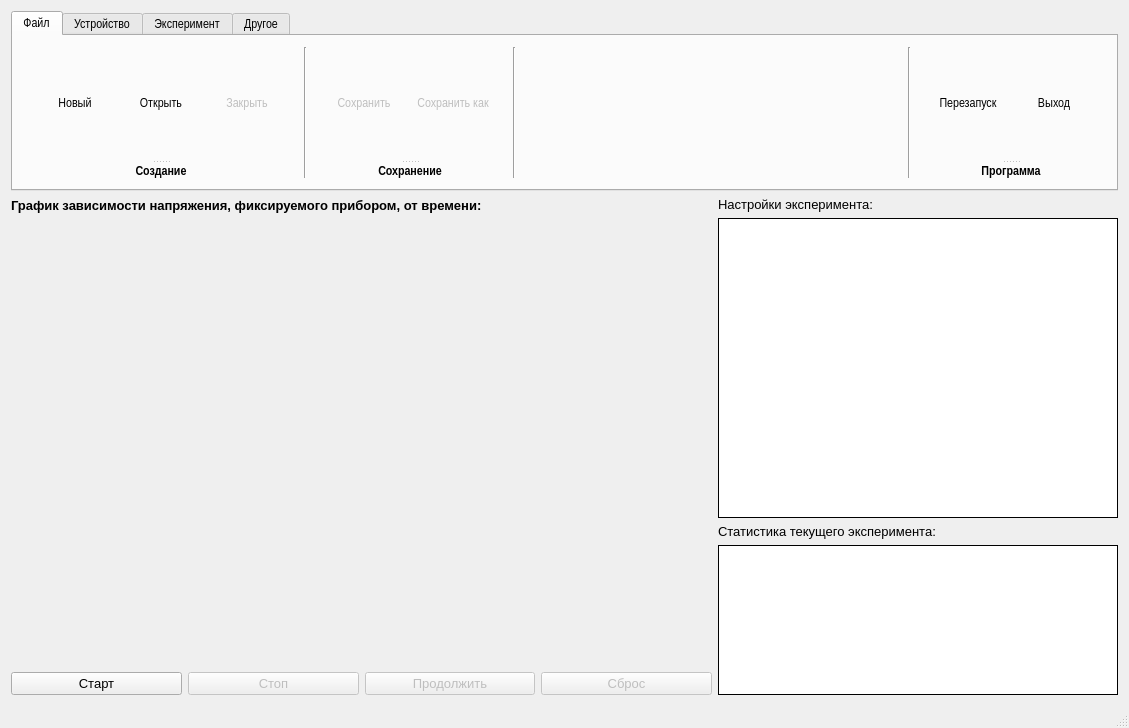
Old version of the form mainwindow.ui in the repository gurmaaan/WeldAnalysis.
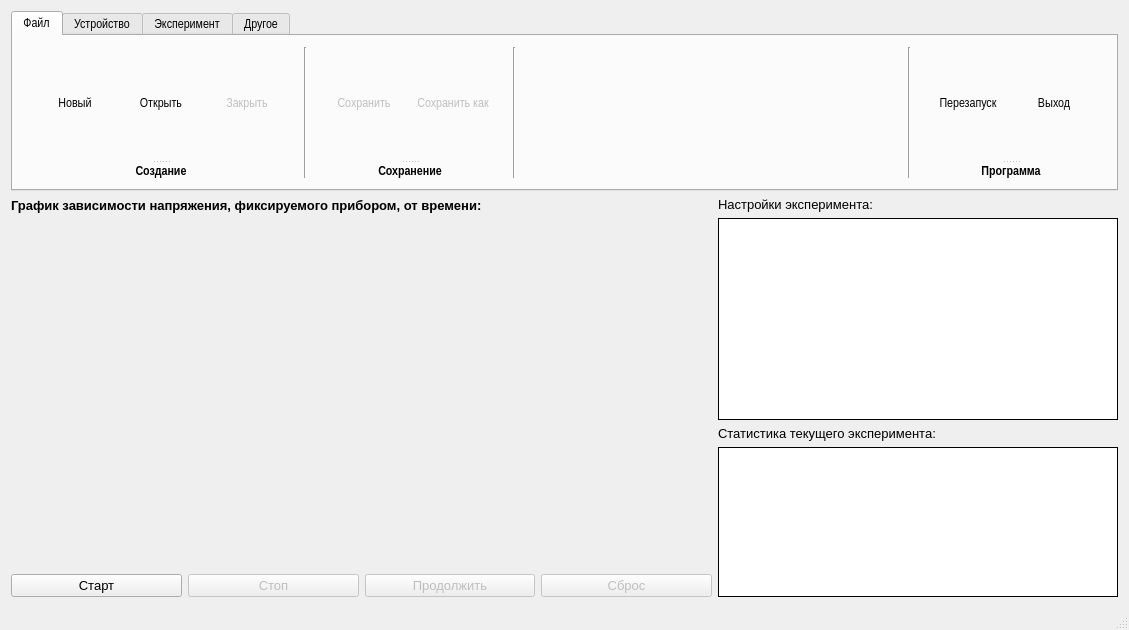
New version of the form. The open tabs and pages were chosen to show the change. Icons and pictures are not drawn. Custom widgets are drawn as their Qt base class.

What changed in the file:
```diff
--- a/mainwindow.ui
+++ b/mainwindow.ui
@@ -7,7 +7,7 @@
     <x>0</x>
     <y>0</y>
     <width>1065</width>
-    <height>728</height>
+    <height>630</height>
    </rect>
   </property>
   <property name="windowTitle">
```
Left out of the diff: 21 changed lines with no effect on the pictures.
